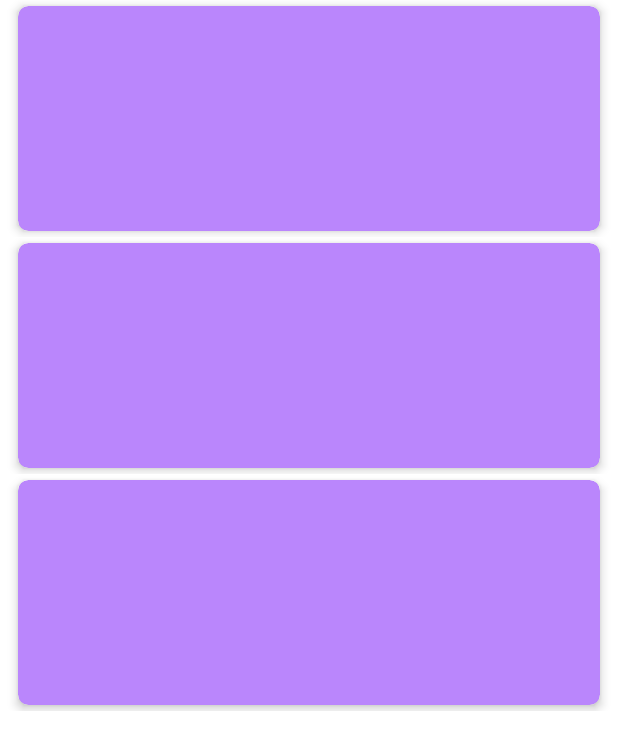
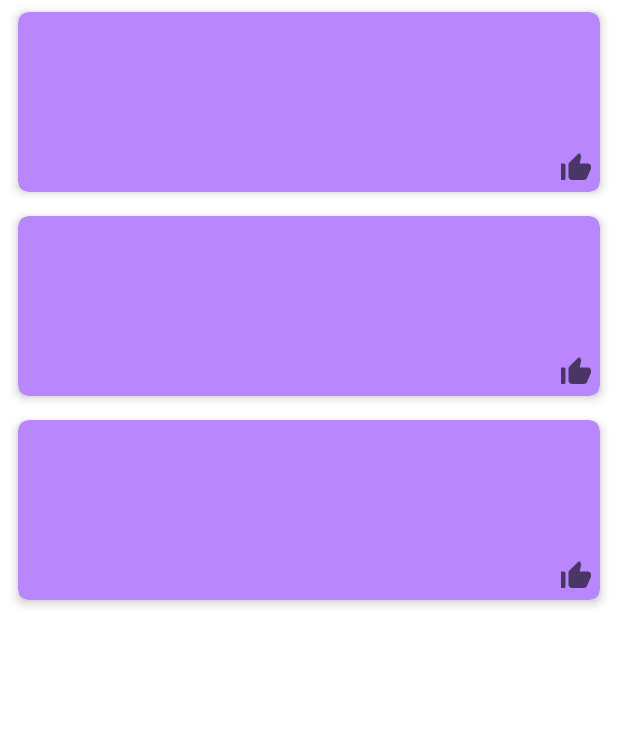
Before and after one commit to GaryKam/86-pics, an Android app: the layout activity_main.xml on its own in the app's theme, with its tools: preview values and no code run, on a phone screen of 412 x 824 dp. Shown: the top 750 px of the screen. Run offline under Robolectric (Android 15) with nearby library versions, the phone set to English and light mode, and no system bars.

Commit message:
Add upvotes count with icon to each card view

```diff
--- a/app/src/main/java/io/github/gary/eightysixpics/MainActivity.kt
+++ b/app/src/main/java/io/github/gary/eightysixpics/MainActivity.kt
@@ -15,7 +15,7 @@ class MainActivity : AppCompatActivity() {
             DataBindingUtil.setContentView(this, R.layout.activity_main)
 
         GlobalScope.launch(Dispatchers.Default) {
-            RedditApi.retrieveToken()
+            //RedditApi.retrieveToken()
             val posts = RedditApi.loadPosts()
 
             runOnUiThread {
--- a/app/src/main/java/io/github/gary/eightysixpics/Post.kt
+++ b/app/src/main/java/io/github/gary/eightysixpics/Post.kt
@@ -5,7 +5,7 @@ import android.graphics.Bitmap
 data class Post(
     val author: String,
     val title: String,
-    val thumbnail: Bitmap?,
+    val thumbnail: Bitmap,
     val upvotes: Int,
     val downvotes: Int,
     val awards: Int,
--- /dev/null
+++ b/app/src/main/res/drawable/ic_thumb_up.xml
@@ -0,0 +1,10 @@
+<vector xmlns:android="http://schemas.android.com/apk/res/android"
+    android:width="24dp"
+    android:height="24dp"
+    android:viewportWidth="24"
+    android:viewportHeight="24"
+    android:tint="?attr/colorControlNormal">
+  <path
+      android:fillColor="@android:color/white"
+      android:pathData="M2,20h2c0.55,0 1,-0.45 1,-1v-9c0,-0.55 -0.45,-1 -1,-1L2,9v11zM21.83,12.88c0.11,-0.25 0.17,-0.52 0.17,-0.8L22,11c0,-1.1 -0.9,-2 -2,-2h-5.5l0.92,-4.65c0.05,-0.22 0.02,-0.46 -0.08,-0.66 -0.23,-0.45 -0.52,-0.86 -0.88,-1.22L14,2 7.59,8.41C7.21,8.79 7,9.3 7,9.83v7.84C7,18.95 8.05,20 9.34,20h8.11c0.7,0 1.36,-0.37 1.72,-0.97l2.66,-6.15z"/>
+</vector>
--- a/app/src/main/res/layout/activity_main.xml
+++ b/app/src/main/res/layout/activity_main.xml
@@ -17,7 +17,7 @@
             app:layout_constraintRight_toRightOf="parent"
             app:layout_constraintBottom_toBottomOf="parent"
             app:layoutManager="androidx.recyclerview.widget.LinearLayoutManager"
-            tools:listitem="@layout/post_item_view" />
+            tools:listitem="@layout/item_post" />
 
     </androidx.constraintlayout.widget.ConstraintLayout>
 </layout>
--- /dev/null
+++ b/app/src/main/res/layout/item_post.xml
@@ -0,0 +1,59 @@
+<?xml version="1.0" encoding="utf-8"?>
+<LinearLayout xmlns:android="http://schemas.android.com/apk/res/android"
+    xmlns:app="http://schemas.android.com/apk/res-auto"
+    android:layout_width="match_parent"
+    android:layout_height="wrap_content">
+
+    <androidx.cardview.widget.CardView
+        android:id="@+id/card_view"
+        android:layout_width="match_parent"
+        android:layout_height="120dp"
+        android:layout_marginHorizontal="12dp"
+        android:layout_marginVertical="8dp"
+        app:cardBackgroundColor="@color/design_dark_default_color_primary"
+        app:cardCornerRadius="7dp"
+        app:cardElevation="4dp">
+
+        <RelativeLayout
+            android:layout_width="match_parent"
+            android:layout_height="match_parent"
+            android:orientation="horizontal">
+
+            <ImageView
+                android:id="@+id/image_thumbnail"
+                android:layout_width="120dp"
+                android:layout_height="120dp" />
+
+            <TextView
+                android:id="@+id/text_title"
+                android:layout_width="wrap_content"
+                android:layout_height="100dp"
+                android:layout_toEndOf="@id/image_thumbnail"
+                android:ellipsize="end"
+                android:maxLines="3"
+                android:paddingHorizontal="8dp"
+                android:textColor="@color/black"
+                android:textSize="20sp" />
+
+            <TextView
+                android:id="@+id/text_upvotes"
+                android:layout_width="wrap_content"
+                android:layout_height="wrap_content"
+                android:layout_alignTop="@+id/image_thumb_up"
+                android:layout_marginEnd="4dp"
+                android:layout_toStartOf="@+id/image_thumb_up"
+                android:textSize="18sp" />
+
+            <ImageView
+                android:id="@+id/image_thumb_up"
+                android:layout_width="wrap_content"
+                android:layout_height="wrap_content"
+                android:layout_alignParentEnd="true"
+                android:layout_alignParentBottom="true"
+                android:layout_marginEnd="4dp"
+                android:layout_marginBottom="4dp"
+                android:src="@drawable/ic_thumb_up" />
+
+        </RelativeLayout>
+    </androidx.cardview.widget.CardView>
+</LinearLayout>
--- a/app/src/main/res/layout/post_item_view.xml
+++ /dev/null
@@ -1,38 +0,0 @@
-<?xml version="1.0" encoding="utf-8"?>
-<LinearLayout xmlns:android="http://schemas.android.com/apk/res/android"
-    xmlns:app="http://schemas.android.com/apk/res-auto"
-    android:layout_width="match_parent"
-    android:layout_height="wrap_content">
-
-    <androidx.cardview.widget.CardView
-        android:id="@+id/card_view"
-        android:layout_width="match_parent"
-        android:layout_height="150dp"
-        android:layout_marginHorizontal="12dp"
-        android:layout_marginVertical="4dp"
-        app:cardBackgroundColor="@color/design_dark_default_color_primary"
-        app:cardCornerRadius="7dp"
-        app:cardElevation="4dp">
-
-        <RelativeLayout
-            android:layout_width="match_parent"
-            android:layout_height="match_parent"
-            android:orientation="horizontal"
-            android:padding="8dp">
-
-            <TextView
-                android:id="@+id/title"
-                android:layout_width="wrap_content"
-                android:layout_height="wrap_content"
-                android:textColor="@color/black"
-                android:textSize="20sp" />
-
-            <ImageView
-                android:id="@+id/thumbnail"
-                android:layout_width="100dp"
-                android:layout_height="100dp"
-                android:layout_below="@id/title"/>
-
-        </RelativeLayout>
-    </androidx.cardview.widget.CardView>
-</LinearLayout>
```
Also changed, not shown: app/src/main/java/io/github/gary/eightysixpics/PostAdapter.kt (+15 -10 lines), app/src/main/java/io/github/gary/eightysixpics/RedditApi.kt (+11 -6 lines).
